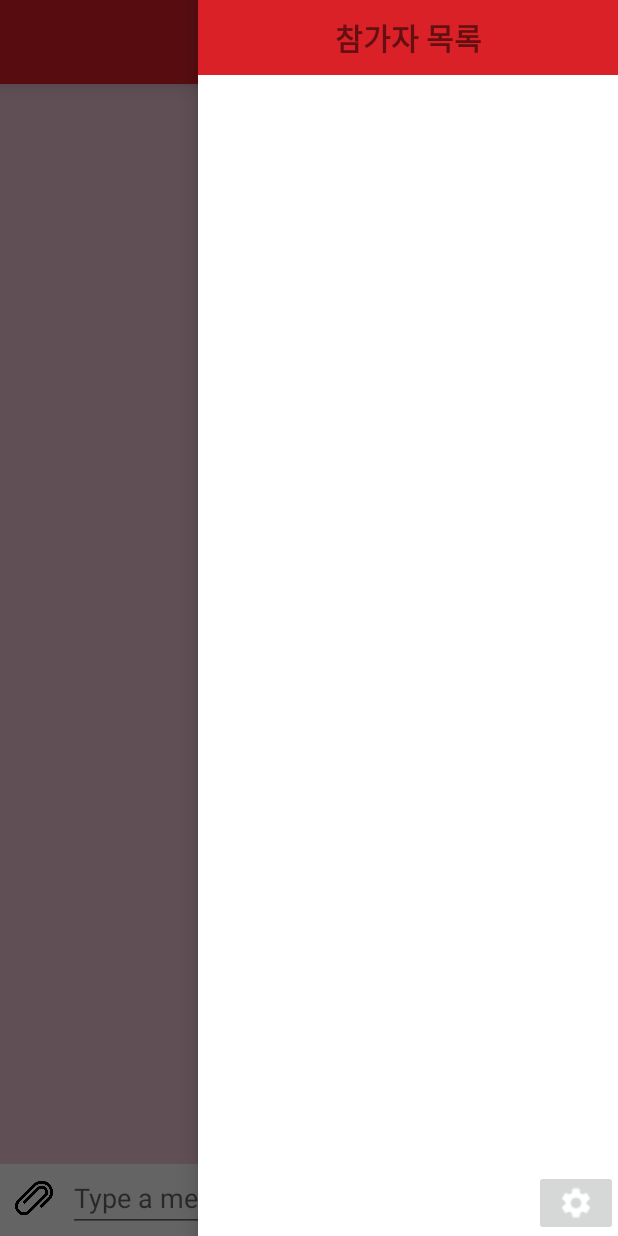
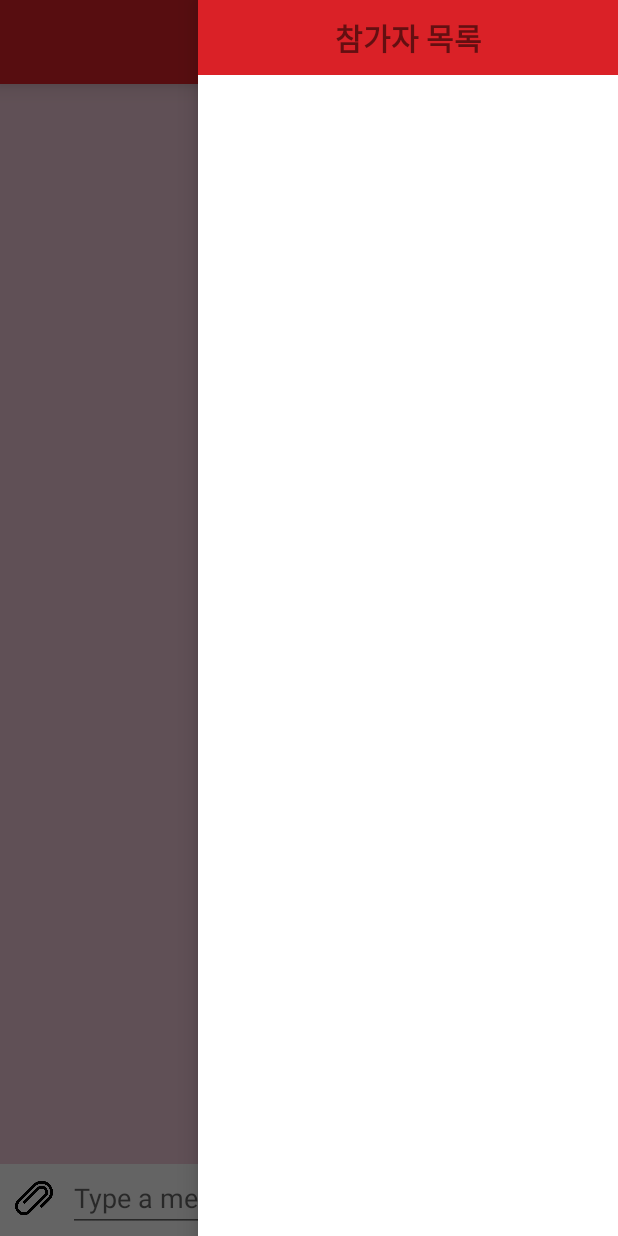
Before and after one commit to dahyun0917/Android-Chatting-Application, an Android app: the RoomActivity screen opened directly, with no data from a screen before it, with the side drawer open, on a phone screen of 412 x 824 dp. Run offline under Robolectric (Android 15) with nearby library versions, the phone set to English and light mode, and no system bars; our stand-ins replace Firebase (no records; nobody signed in at launch, a user with empty details on screens opened directly); pictures from the network do not load; 1 statement that could not run was skipped.

Commit message:
네비게이션 드로어에 환경설정 버튼 관리자모드일때만 뜨게 수정

```diff
--- a/app/src/main/java/com/example/chat_de/RoomActivity.java
+++ b/app/src/main/java/com/example/chat_de/RoomActivity.java
@@ -213,6 +213,11 @@ public class RoomActivity extends AppCompatActivity implements IUploadFileEventL
         binding.userListButton.setOnClickListener(new View.OnClickListener() {
             @Override
             public void onClick(View view) {
+
+                if(ChatDB.getAdminMode())
+                    binding.drawerView.functions.setVisibility(View.VISIBLE);
+                else
+                    binding.drawerView.functions.setVisibility(View.GONE);
                 //drawerView에 채팅 참가자 리스트 띄워주기
                 ArrayList<AUser> joinUser = new ArrayList<>();
                 AUser userMe= currentUser.userMeta();
--- a/app/src/main/res/layout/navigation_join_user.xml
+++ b/app/src/main/res/layout/navigation_join_user.xml
@@ -35,6 +35,7 @@
         android:id="@+id/functions"
         android:layout_width="match_parent"
         android:layout_height="wrap_content"
+        android:visibility="gone"
         android:layout_weight="0"
         android:orientation="horizontal">
 
```
